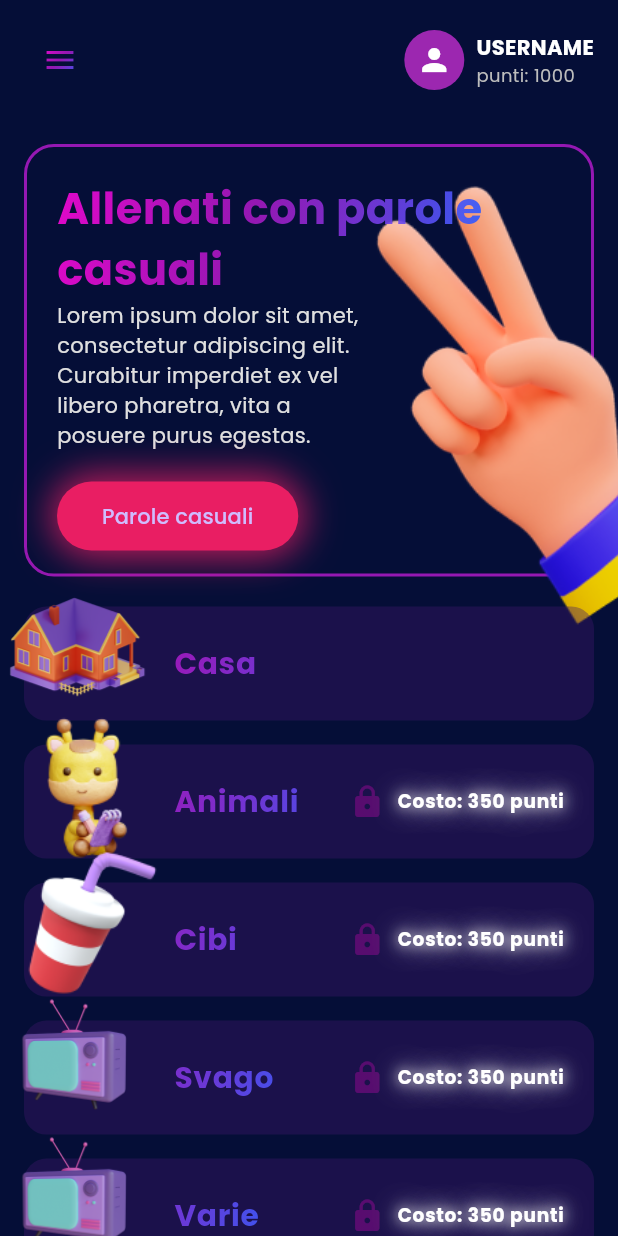
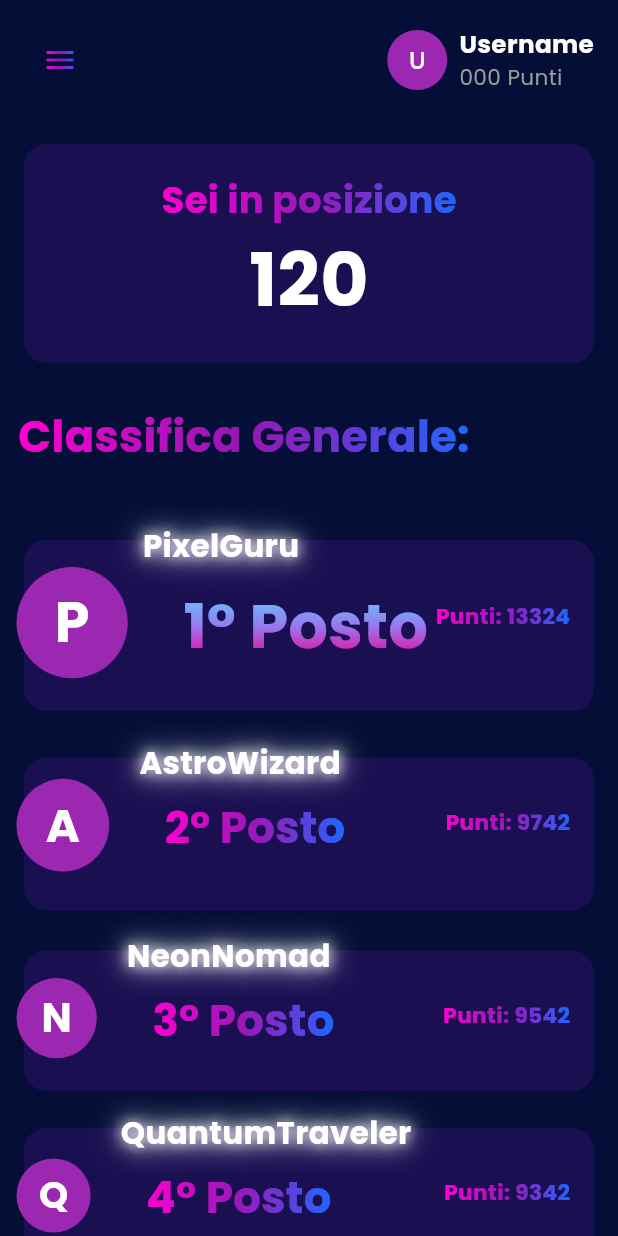
Before and after one commit to manuelsica/EMAD2024-25-_HandUp, a Flutter app: the screen it shows after launch, in the side drawer, after a tap on "Classifiche", on a phone screen of 412 x 824 dp. Run offline on Flutter 3.47's test engine with Material 3 defaults, Android fonts, the phone set to English and light mode, and no system bars; our stand-ins replace google_fonts.

Commit message:
Aggiunta la schermata delle classifiche, aggiunto nuovo widget in AppColors per creare direttamente TextGradient

```diff
--- a/lib/app_colors.dart
+++ b/lib/app_colors.dart
@@ -15,12 +15,35 @@ class AppColors {
   //Gradient colors
   static const LinearGradient textGradient = LinearGradient(
     colors: [textColor1, textColor2, textColor3],
-    begin: Alignment.topLeft,
-    end: Alignment.bottomRight,
+    stops: [0.0, 0.5, 1.0],
+    begin: Alignment.centerLeft,
+    end: Alignment.centerRight,
   );
 
-  static Shader getTextShader(screenWidth, screenHeight){
-    return textGradient.createShader(Rect.fromLTWH(0, 0, screenWidth * 0.85, 70.0));
+  static const LinearGradient firstPlaceGradient = LinearGradient(
+    colors: [Color.fromARGB(255, 74, 234, 255),
+            Color.fromARGB(255, 152, 120, 240),
+            Color.fromARGB(255, 207, 42, 180),
+            Color.fromARGB(255, 238, 44, 167),
+            Color.fromARGB(255, 251, 105, 158),
+            Color.fromARGB(255, 254, 248, 76),
+      ],
+      stops: [0.0, 0.5, 0.75, 0.88, 0.94, 1.0],
+    begin: Alignment.topCenter,
+    end: Alignment.bottomCenter,
+  );
+
+  static Shader getTextShader(screenWidth, screenHeight, text, textStyle){
+
+    final textPainter = TextPainter(
+      text: TextSpan(text: text, style: textStyle),
+      textDirection: TextDirection.ltr,
+    )..layout();
+
+    final textWidth = textPainter.width;
+    final textHeight = textPainter.height;
+
+    return textGradient.createShader(Rect.fromLTWH(0, 0, textWidth, textHeight));
   }
 
   static const LinearGradient containerBorderGradient = LinearGradient(
@@ -29,6 +52,35 @@ class AppColors {
     end: Alignment.bottomRight,
   );
 
+  static Widget gradientText(String text, double fontSize) {
+    return ShaderMask(
+      blendMode: BlendMode.srcIn,
+      shaderCallback: (bounds) => textGradient.createShader(bounds),
+      child: Text(
+        text,
+        style: TextStyle(
+          fontSize: fontSize,
+          fontWeight: FontWeight.bold,
+          color: Colors.white,
+        ),
+      ),
+    );
+  }
+
+  static Widget firstPlaceGradientText(String text, double fontSize) {
+    return ShaderMask(
+      blendMode: BlendMode.srcIn,
+      shaderCallback: (bounds) => firstPlaceGradient.createShader(bounds),
+      child: Text(
+        text,
+        style: TextStyle(
+          fontSize: fontSize,
+          fontWeight: FontWeight.bold,
+          color: Colors.white,
+        ),
+      ),
+    );
+  }
 }
 
 class GradientIconPainter extends CustomPainter {
--- /dev/null
+++ b/lib/classifiche.dart
@@ -0,0 +1,318 @@
+import 'package:flutter/material.dart';
+import 'package:flutter/services.dart';
+import "sidemenu.dart";
+import "app_colors.dart";
+import 'package:google_fonts/google_fonts.dart';
+
+void main() {
+  WidgetsFlutterBinding.ensureInitialized();
+  SystemChrome.setPreferredOrientations([
+    DeviceOrientation.portraitUp,
+    DeviceOrientation.portraitDown,
+  ]).then((_) {
+    runApp(const LeaderboardScreen());
+  });
+}
+
+class LeaderboardScreen extends StatelessWidget {
+  const LeaderboardScreen({Key? key}) : super(key: key);
+
+  @override
+  Widget build(BuildContext context) {
+    return MaterialApp(
+      theme: ThemeData(
+        brightness: Brightness.dark,
+        scaffoldBackgroundColor: const Color(0xFF0A0E21),
+        textTheme: GoogleFonts.poppinsTextTheme(),
+      ),
+      home: const LeaderboardHomeScreen(),
+    );
+  }
+}
+
+class LeaderboardHomeScreen extends StatelessWidget {
+  const LeaderboardHomeScreen({Key? key}) : super(key: key);
+
+  @override
+  Widget build(BuildContext context) {
+    final screenWidth = MediaQuery.of(context).size.width;
+    final screenHeight = MediaQuery.of(context).size.height;
+
+    return Scaffold(
+      drawer: SideMenu(),
+      body: Container(
+        decoration: const BoxDecoration(
+          color: AppColors.backgroundColor,
+        ),
+        child: SafeArea(
+          child: Column(
+            children: [
+              // App Bar
+              Padding(
+                padding: const EdgeInsets.all(16.0),
+                child: Row(
+                  mainAxisAlignment: MainAxisAlignment.spaceBetween,
+                  children: [
+                    Builder(builder: (BuildContext context) {
+                      return IconButton(
+                        icon: CustomPaint(
+                          size: Size(24, 24),
+                          painter: GradientIconPainter(
+                            icon: Icons.menu,
+                            gradient: AppColors.textGradient,
+                          ),
+                        ),
+                        onPressed: () {
+                          Scaffold.of(context).openDrawer();
+                        },
+                      );
+                    }),
+                    Row(
+                      children: [
+                        const CircleAvatar(
+                          backgroundColor: Colors.purple,
+                          child:
+                              Text('U', style: TextStyle(color: Colors.white)),
+                        ),
+                        const SizedBox(width: 8),
+                        Column(
+                          crossAxisAlignment: CrossAxisAlignment.start,
+                          children: [
+                            Text(
+                              'Username',
+                              style: TextStyle(
+                                color: Colors.white,
+                                fontSize: screenWidth * 0.04,
+                                fontWeight: FontWeight.bold,
+                              ),
+                            ),
+                            Text(
+                              '000 Punti',
+                              style: TextStyle(
+                                color: Colors.grey,
+                                fontSize: screenWidth * 0.035,
+                              ),
+                            ),
+                          ],
+                        ),
+                      ],
+                    ),
+                  ],
+                ),
+              ),
+
+              // Current Position
+              Container(
+                width: double.infinity,
+                margin: const EdgeInsets.all(16),
+                padding: const EdgeInsets.all(20),
+                decoration: BoxDecoration(
+                  color: Colors.purple.shade900.withOpacity(0.3),
+                  borderRadius: BorderRadius.circular(15),
+                ),
+                child: Column(
+                  children: [
+                    AppColors.gradientText(
+                      'Sei in posizione',
+                      screenWidth * 0.06,
+                    ),
+                    Text(
+                      '120',
+                      style: TextStyle(
+                        color: Colors.white,
+                        fontSize: screenWidth * 0.12,
+                        fontWeight: FontWeight.bold,
+                      ),
+                    ),
+                  ],
+                ),
+              ),
+
+              // Leaderboard Title
+              Align(
+                alignment: Alignment.centerLeft,
+                child: Padding(
+                  padding: const EdgeInsets.all(12.0),
+                  child:
+                  AppColors.gradientText("Classifica Generale:", screenWidth * 0.07)
+                ),
+              ),
+
+              // Leaderboard List
+              Expanded(
+                child: ListView(
+                  padding: const EdgeInsets.symmetric(horizontal: 16),
+                  children: [
+                    _buildLeaderboardItem(
+                      position: '1',
+                      username: 'PixelGuru',
+                      points: '13324',
+                      avatar: 'P',
+                      screenWidth: screenWidth,
+                      isFirst: true,
+                      screenHeight: screenHeight,
+                    ),
+                    _buildLeaderboardItem(
+                      position: '2',
+                      username: 'AstroWizard',
+                      points: '9742',
+                      avatar: 'A',
+                      screenWidth: screenWidth,
+                      isSecond: true,
+                      screenHeight: screenHeight,
+                    ),
+                    _buildLeaderboardItem(
+                      position: '3',
+                      username: 'NeonNomad',
+                      points: '9542',
+                      avatar: 'N',
+                      screenWidth: screenWidth,
+                      isThird: true,
+                      screenHeight: screenHeight,
+                    ),
+                    _buildLeaderboardItem(
+                      position: '4',
+                      username: 'QuantumTraveler',
+                      points: '9342',
+                      avatar: 'Q',
+                      screenWidth: screenWidth,
+                      screenHeight: screenHeight,
+                    ),
+                    _buildLeaderboardItem(
+                      position: '5',
+                      username: 'MysticCoder',
+                      points: '9442',
+                      avatar: 'M',
+                      screenWidth: screenWidth,
+                      screenHeight: screenHeight,
+                    ),
+                    _buildLeaderboardItem(
+                      position: '6',
+                      username: 'StarryByte',
+                      points: '9342',
+                      avatar: 'S',
+                      screenWidth: screenWidth,
+                      screenHeight: screenHeight,
+                    ),
+                  ],
+                ),
+              ),
+            ],
+          ),
+        ),
+      ),
+    );
+  }
+
+  Widget _buildLeaderboardItem({
+    required String position,
+    required String username,
+    required String points,
+    required String avatar,
+    required double screenWidth,
+    required double screenHeight,
+    bool isFirst = false,
+    bool isSecond = false,
+    bool isThird = false,
+  }) {
+    double avatarSize = screenWidth * 0.12;
+    if (isFirst) {
+      avatarSize = screenWidth * 0.18;
+    } else if (isSecond) {
+      avatarSize = screenWidth * 0.15;
+    } else if (isThird) {
+      avatarSize = screenWidth * 0.13;
+    }
+
+    return Stack(
+      clipBehavior: Clip.none,
+      children: [
+        Container(
+          height: avatarSize + 40,
+          margin: EdgeInsets.only(top: avatarSize / 2, bottom: 0),
+          padding: EdgeInsets.only(top: 16, bottom: 12, left: 16, right: 16),
+          decoration: BoxDecoration(
+            color: Colors.purple.shade900.withOpacity(0.3),
+            borderRadius: BorderRadius.circular(15),
+          ),
+          child: Row(
+            children: [
+              SizedBox(width: avatarSize + 16),
+              Expanded(
+                child: Column(
+                  crossAxisAlignment: CrossAxisAlignment.start,
+                  children: [
+                    Padding(
+                      padding: EdgeInsets.only(top: isFirst ? 12 : 10),
+                      child: Row(
+                        children: [
+                          isFirst ?
+                            AppColors.firstPlaceGradientText(
+                                '$position' + "° Posto", isFirst ? screenWidth * 0.1 : screenWidth * 0.07)
+                          :
+                            AppColors.gradientText(
+                                '$position' + "° Posto", isFirst ? screenWidth * 0.1 : screenWidth * 0.07)
+                        ],
+                      ),
+                    ),
+                  ],
+                ),
+              ),
+              Column(
+                crossAxisAlignment: CrossAxisAlignment.end,
+                children: [
+                  SizedBox(height: isFirst ? 25 : 17),
+                  AppColors.gradientText("Punti: " + points, screenWidth * 0.035),
+                ],
+              ),
+            ],
+          ),
+        ),
+        Positioned(
+          top: isFirst ? 55 : 45,
+          left: -5,
+          child: CircleAvatar(
+            radius: avatarSize / 2,
+            backgroundColor: Colors.purple,
+            child: Text(
+              avatar,
+              style: TextStyle(
+                color: Colors.white,
+                fontWeight: FontWeight.bold,
+                fontSize: avatarSize * 0.5,
+              ),
+            ),
+          ),
+        ),
+        Positioned(
+          top: avatarSize / 2 - 11,
+          left: isFirst ? avatarSize + 5 : avatarSize + 15,
+          child: Text(
+            username,
+            style: TextStyle(
+                color: Colors.white,
+                fontSize: screenWidth * 0.05,
+                fontWeight: FontWeight.bold,
+                shadows: [
+                  Shadow(
+                    blurRadius: 10,
+                    color: Colors.white.withOpacity(1.0),
+                    offset: Offset(0, 0),
+                  ),
+                  Shadow(
+                    blurRadius: 20,
+                    color: Colors.white.withOpacity(0.8),
+                    offset: Offset(0, 0),
+                  ),
+                  Shadow(
+                    blurRadius: 30,
+                    color: Colors.white.withOpacity(0.5),
+                    offset: Offset(0, 0),
+                  ),
+                ]),
+          ),
+        ),
+      ],
+    );
+  }
+}
--- a/lib/main.dart
+++ b/lib/main.dart
@@ -131,19 +131,7 @@ class HomeScreen extends StatelessWidget {
                                 Column(
                                   crossAxisAlignment: CrossAxisAlignment.start,
                                   children: [
-                                    Text(
-                                      'Allenati con parole casuali',
-                                      style: TextStyle(
-                                        fontSize: screenWidth * 0.07,
-                                        fontWeight: FontWeight.bold,
-                                        foreground: Paint()
-                                          ..shader = AppColors.getTextShader(
-                                            screenWidth,
-                                            screenHeight,
-                                          ),
-                                        // color: Colors.pink,
-                                      ),
-                                    ),
+                                    AppColors.gradientText("Allenati con parole casuali", screenWidth * 0.07),
                                     const SizedBox(height: 0),
 
                                     Padding(
@@ -284,26 +272,19 @@ class HomeScreen extends StatelessWidget {
           ),
           ListTile(
             contentPadding: const EdgeInsets.fromLTRB(100, 10, 20, 10),
-            title: Text(
-              title,
-              style: TextStyle(
-                fontSize: screenWidth * 0.048,
-                // color: Colors.pink,
-                fontWeight: FontWeight.bold,
-                foreground: Paint()
-                  ..shader = AppColors.getTextShader(screenWidth, screenHeight),
-              ),
-            ),
+            title:
+            AppColors.gradientText(title, screenWidth * 0.048),
             trailing: isLocked
                 ? Row(
                     mainAxisSize: MainAxisSize.min,
                     children: [
-                      ShaderMask(
-                        shaderCallback: (bounds) =>
-                            AppColors.getTextShader(screenWidth, screenHeight),
-                        child: const Icon(Icons.lock, color: Color.fromARGB(71, 255, 255, 255)),
-                      ),
-                      // const Icon(Icons.lock, color: Colors.grey),
+                          CustomPaint(
+                            size: Size(screenWidth * 0.04, screenWidth * 0.04),
+                            painter: GradientIconPainter(
+                              icon: Icons.person,
+                              gradient: AppColors.textGradient,
+                            )
+                          ),
                       const SizedBox(width: 8),
                       Text(
                         'Costo: $points punti',
--- a/lib/multiplayer_home.dart
+++ b/lib/multiplayer_home.dart
@@ -182,16 +182,7 @@ class _MultiplayerHomeScreenState extends State<MultiplayerHomeScreen>
                                     crossAxisAlignment:
                                         CrossAxisAlignment.start,
                                     children: [
-                                      Text(
-                                        'Crea una partita',
-                                        style: TextStyle(
-                                          fontSize: screenWidth * 0.07,
-                                          fontWeight: FontWeight.bold,
-                                          foreground: Paint()
-                                            ..shader = AppColors.getTextShader(
-                                                screenWidth, screenHeight),
-                                        ),
-                                      ),
+                                      AppColors.gradientText("Crea una partita", screenWidth * 0.07),
                                       const SizedBox(height: 40),
                                       Align(
                                         alignment: Alignment.centerLeft,
@@ -269,18 +260,7 @@ class _MultiplayerHomeScreenState extends State<MultiplayerHomeScreen>
                             ),
                           ),
                           const SizedBox(height: 20),
-
-                          // Join Game Section
-                          Text(
-                            'Unisciti ad una Partita',
-                            style: TextStyle(
-                              fontSize: screenWidth * 0.07,
-                              fontWeight: FontWeight.bold,
-                              foreground: Paint()
-                                ..shader = AppColors.getTextShader(
-                                    screenWidth, screenHeight),
-                            ),
-                          ),
+                          AppColors.gradientText("Unisciti ad una Partita", screenWidth * 0.07),
                           const SizedBox(height: 10),
 
                           // Lobby List
@@ -363,16 +343,7 @@ class _MultiplayerHomeScreenState extends State<MultiplayerHomeScreen>
                           );
                         }),
                       ),
-                      Text(
-                        'Create Lobby',
-                        style: TextStyle(
-                          fontSize: screenWidth * 0.07,
-                          fontWeight: FontWeight.bold,
-                          foreground: Paint()
-                            ..shader = AppColors.getTextShader(
-                                screenWidth, screenHeight),
-                        ),
-                      ),
+                      AppColors.gradientText("Create Lobby", screenWidth * 0.07),
                       SizedBox(height: 20),
                       TextField(
                         decoration: InputDecoration(
@@ -561,15 +532,8 @@ class _MultiplayerHomeScreenState extends State<MultiplayerHomeScreen>
           ),
           ListTile(
             contentPadding: const EdgeInsets.fromLTRB(100, 10, 20, 10),
-            title: Text(
-              title,
-              style: TextStyle(
-                fontSize: screenWidth * 0.048,
-                fontWeight: FontWeight.bold,
-                foreground: Paint()
-                  ..shader = AppColors.getTextShader(screenWidth, screenHeight),
-              ),
-            ),
+            title:
+            AppColors.gradientText(title, screenWidth * 0.048),
             subtitle: Row(
               children: [
                 CustomPaint(
--- a/lib/sidemenu.dart
+++ b/lib/sidemenu.dart
@@ -3,6 +3,7 @@ import "package:hand_up_interface/main.dart";
 import "app_colors.dart";
 import "multiplayer_home.dart";
 import "main.dart";
+import "classifiche.dart";
 
 class SideMenu extends StatelessWidget {
   @override
@@ -68,13 +69,19 @@ class SideMenu extends StatelessWidget {
                 leading: const Icon(Icons.star, color: Colors.white),
                 title: const Text('Classifiche',
                     style: TextStyle(color: Colors.white)),
-                onTap: () => Navigator.pop(context),
+                onTap: () => Navigator.push(
+                  context,
+                  MaterialPageRoute(builder: (context) => LeaderboardScreen()),
+                ),
               ),
               ListTile(
                 leading: const Icon(Icons.store, color: Colors.white),
                 title: const Text('Shop',
                     style: TextStyle(color: Colors.white)),
-                onTap: () => Navigator.pop(context),
+                onTap: () => Navigator.push(
+                  context,
+                  MaterialPageRoute(builder: (context) => MultiplayerHome()),
+                ),
               ),
               ListTile(
                 leading: const Icon(Icons.menu_book, color: Colors.white),
```
